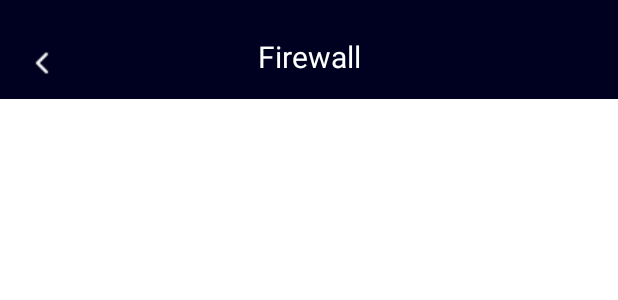
After one commit to HassanIghil/WiFi-Manager, an Android app: the layout activity_firewall.xml on its own in the app's theme, with its tools: preview values and no code run, on a phone screen of 412 x 824 dp. The commit adds this screen. Shown: the top 300 px of the screen. Run offline under Robolectric (Android 15) with nearby library versions, the phone set to English and light mode, and no system bars.

Commit message:
11th commit (all fragments are setted)

```diff
--- a/app/src/main/java/com/example/wifimanager/MainActivity.java
+++ b/app/src/main/java/com/example/wifimanager/MainActivity.java
@@ -17,7 +17,7 @@ public class MainActivity extends AppCompatActivity {
 
     private static final String TAG = "MainActivity";
     private String STOK;
-    private String routerName; // Add this field
+    private String routerName;
 
     @Override
     protected void onCreate(Bundle savedInstanceState) {
@@ -26,7 +26,7 @@ public class MainActivity extends AppCompatActivity {
 
         // Retrieve both STOK and router name
         STOK = getIntent().getStringExtra("STOK");
-        routerName = getIntent().getStringExtra("ROUTER_NAME"); // Add this line
+        routerName = getIntent().getStringExtra("ROUTER_NAME");
 
         BottomNavigationView bottomNavigationView = findViewById(R.id.bottom_navigation);
         bottomNavigationView.setOnNavigationItemSelectedListener(item -> {
--- /dev/null
+++ b/app/src/main/res/layout/activity_firewall.xml
@@ -0,0 +1,33 @@
+<LinearLayout xmlns:android="http://schemas.android.com/apk/res/android"
+    xmlns:app="http://schemas.android.com/apk/res-auto"
+    android:layout_width="match_parent"
+    android:layout_height="match_parent"
+    android:orientation="vertical"
+    android:background="@color/white"
+    android:gravity="top"
+    android:id="@+id/main"> <!-- Add this line -->
+
+    <!-- Toolbar with Back Arrow -->
+    <androidx.appcompat.widget.Toolbar
+        android:id="@+id/toolbar"
+        android:layout_width="match_parent"
+        android:layout_height="wrap_content"
+        android:background="@color/topColor"
+        android:theme="@style/ThemeOverlay.AppCompat.ActionBar"
+        app:navigationIcon="@drawable/left"
+        app:popupTheme="@style/ThemeOverlay.AppCompat.Light"
+        android:paddingTop="10dp"
+        android:elevation="4dp">
+
+        <TextView
+            android:layout_width="wrap_content"
+            android:layout_height="wrap_content"
+            android:layout_gravity="center"
+            android:text="Firewall"
+            android:textColor="@color/white"
+            android:textSize="20sp" />
+    </androidx.appcompat.widget.Toolbar>
+
+    <!-- Add your firewall activity content here -->
+
+</LinearLayout>
--- a/app/src/main/res/layout/fragment_settings.xml
+++ b/app/src/main/res/layout/fragment_settings.xml
@@ -77,6 +77,7 @@
             </LinearLayout>
 
             <LinearLayout
+                android:id="@+id/firewall_button"
             android:layout_width="0dp"
             android:layout_height="100dp"
             android:layout_columnWeight="1"
@@ -99,6 +100,7 @@
         </LinearLayout>
 
         <LinearLayout
+            android:id="@+id/settings_button"
         android:layout_width="0dp"
         android:layout_height="100dp"
         android:layout_columnWeight="1"
@@ -121,6 +123,7 @@
     </LinearLayout>
 
     <LinearLayout
+        android:id="@+id/update_button"
         android:layout_width="0dp"
         android:layout_height="100dp"
         android:layout_columnWeight="1"
@@ -175,6 +178,7 @@ android:background="#E0E0E0"
 android:layout_marginBottom="8dp"/>
 
 <LinearLayout
+android:id="@+id/more_tools_button"
     android:layout_width="match_parent"
     android:layout_height="wrap_content"
     android:orientation="horizontal"
@@ -226,5 +230,4 @@ android:layout_marginTop="8dp"/>
 
     </LinearLayout>
     </ScrollView>
-
     </FrameLayout>
```
Also changed, not shown: app/src/main/AndroidManifest.xml (+12 -0 lines), app/src/main/java/com/example/wifimanager/Tools/Firewall.java (added, +41 -0 lines), app/src/main/java/com/example/wifimanager/Tools/Smart_life.java (added, +41 -0 lines), app/src/main/java/com/example/wifimanager/Tools/Update.java (added, +43 -0 lines), app/src/main/java/com/example/wifimanager/Tools/parametres.java (added, +41 -0 lines), app/src/main/java/com/example/wifimanager/ui/SettingsFragment.java (+32 -1 lines), app/src/main/res/layout/activity_parametres.xml (added, +33 -0 lines), app/src/main/res/layout/activity_samrt_life.xml (added, +33 -0 lines), app/src/main/res/layout/activity_update.xml (added, +33 -0 lines). Lines whose indentation alone changed are shown as unchanged.
